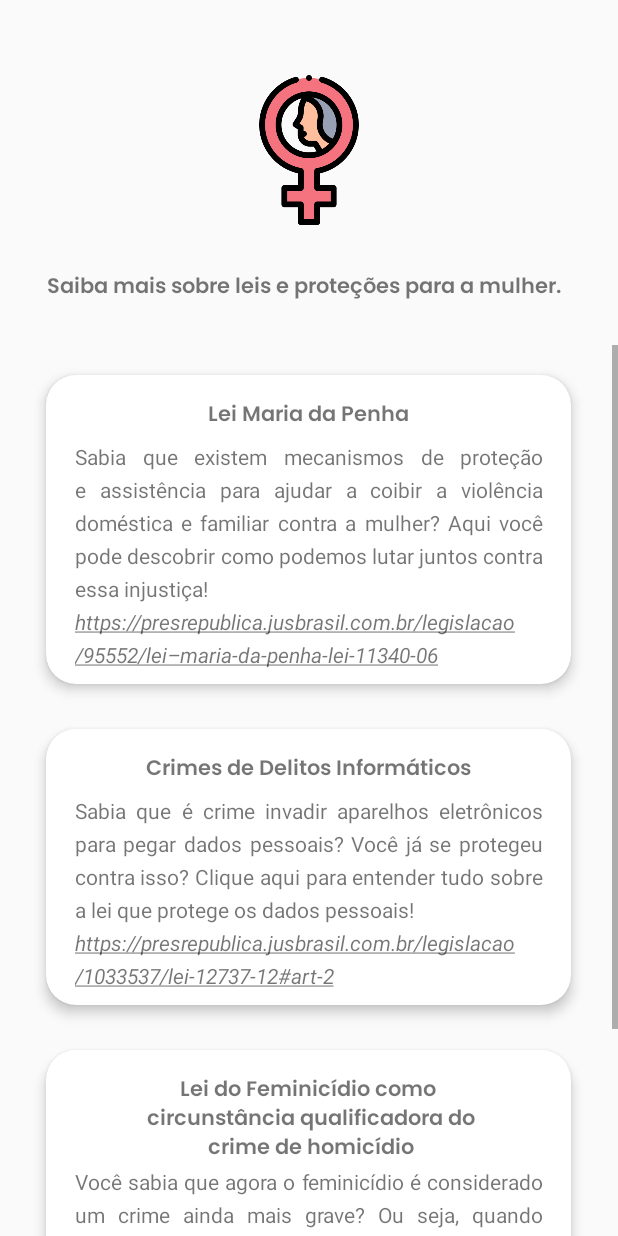
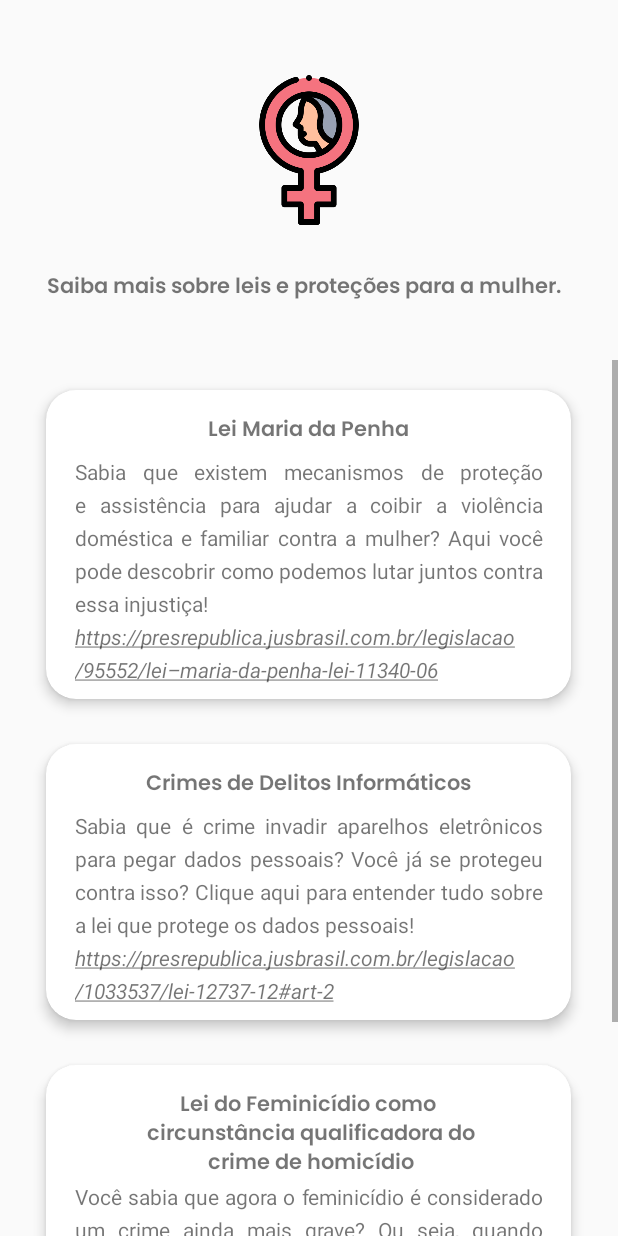
Before and after one commit to jaquecantarino/La-Diversite, an Android app: the MulheresLeisActivity screen opened directly, with no data from a screen before it, on a phone screen of 412 x 824 dp. Run offline under Robolectric (Android 15) with nearby library versions, the phone set to English and light mode, and no system bars.

Commit message:
ajuste de margem title leis mulheres

```diff
--- a/app/src/main/res/layout/activity_mulheres_leis.xml
+++ b/app/src/main/res/layout/activity_mulheres_leis.xml
@@ -33,7 +33,7 @@
         android:id="@+id/scroll_psico"
         android:layout_width="match_parent"
         android:layout_height="match_parent"
-        android:layout_marginTop="230dp"
+        android:layout_marginTop="240dp"
         android:fillViewport="true"
         app:layout_constraintEnd_toEndOf="parent"
         app:layout_constraintStart_toStartOf="parent"
```
